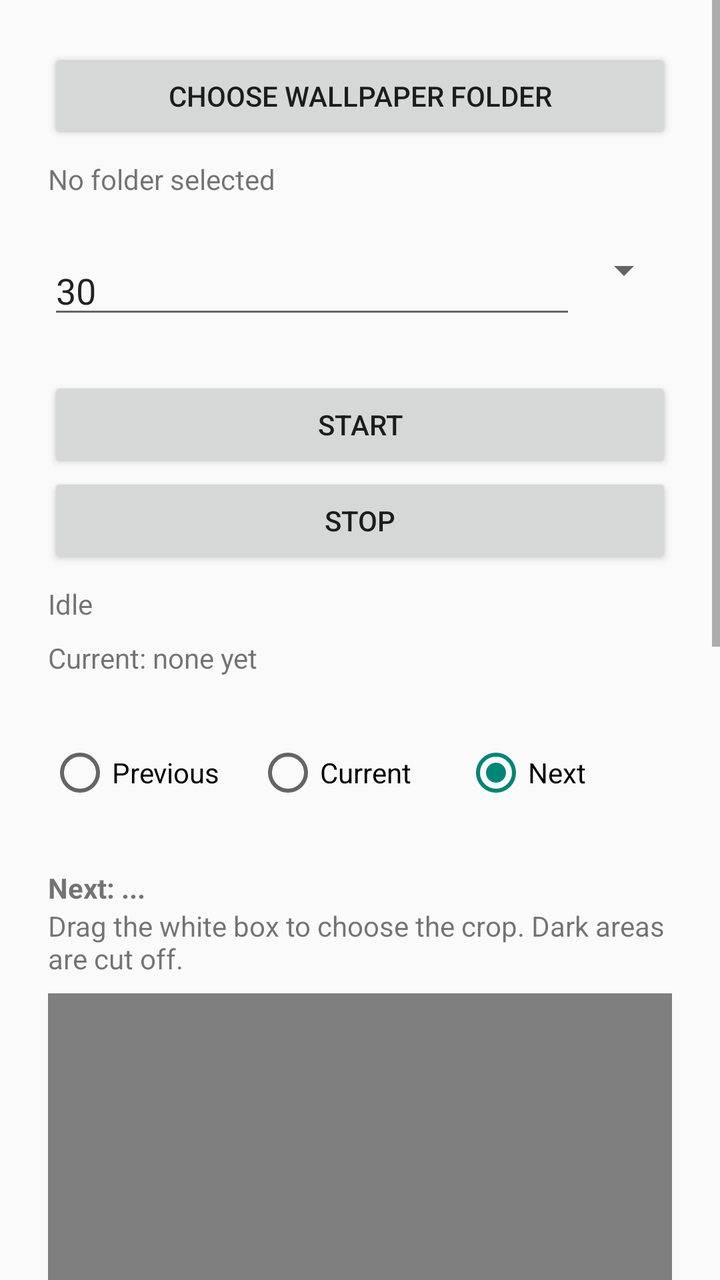
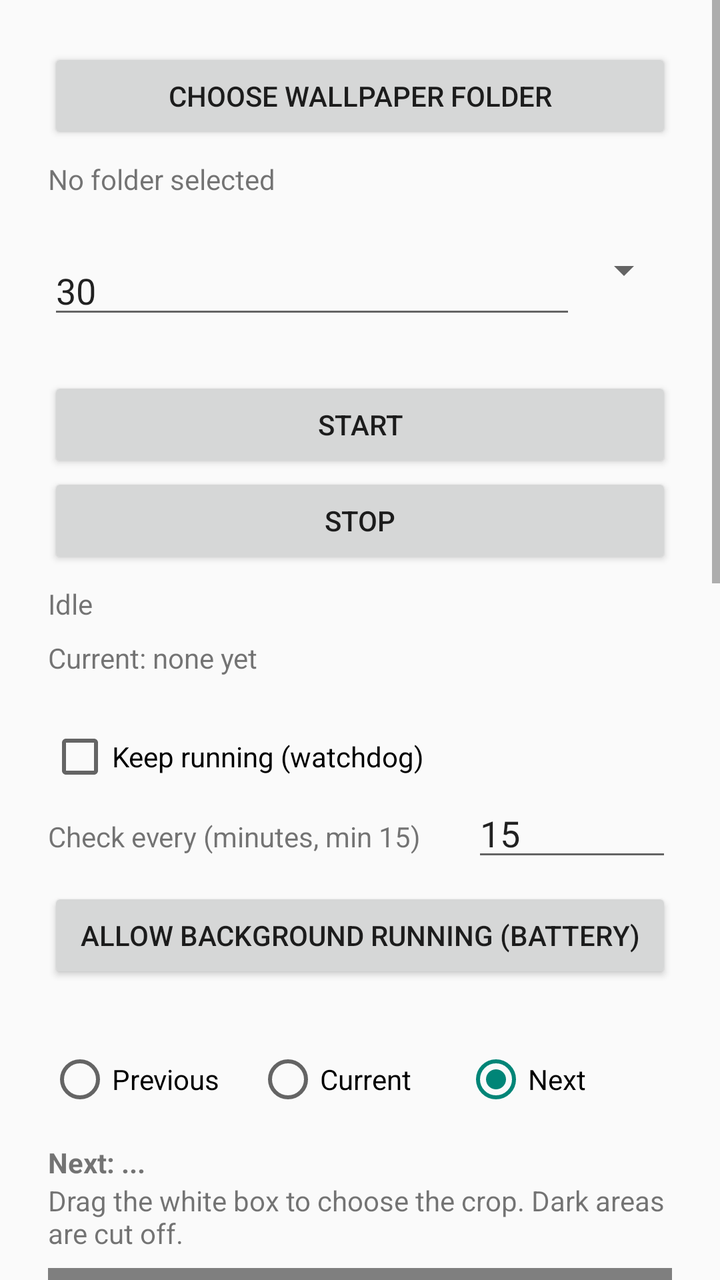

Compare the two renders of this Android layout. The source of the first and the diff that turns it into the second are given below.
<!-- AndroidManifest.xml: application theme android:Theme.Material.Light.DarkActionBar -->
<!-- res/layout/activity_main.xml -->
<?xml version="1.0" encoding="utf-8"?>
<ScrollView xmlns:android="http://schemas.android.com/apk/res/android"
    android:layout_width="match_parent"
    android:layout_height="match_parent">

    <LinearLayout
        android:layout_width="match_parent"
        android:layout_height="wrap_content"
        android:orientation="vertical"
        android:padding="24dp">

        <Button
            android:id="@+id/btnPickFolder"
            android:layout_width="match_parent"
            android:layout_height="wrap_content"
            android:text="Choose wallpaper folder" />

        <TextView
            android:id="@+id/tvFolder"
            android:layout_width="match_parent"
            android:layout_height="wrap_content"
            android:layout_marginTop="8dp"
            android:text="No folder selected" />

        <LinearLayout
            android:layout_width="match_parent"
            android:layout_height="wrap_content"
            android:layout_marginTop="24dp"
            android:orientation="horizontal">

            <EditText
                android:id="@+id/etDuration"
                android:layout_width="0dp"
                android:layout_height="wrap_content"
                android:layout_weight="1"
                android:hint="Change every..."
                android:inputType="number"
                android:text="30" />

            <Spinner
                android:id="@+id/spUnit"
                android:layout_width="wrap_content"
                android:layout_height="wrap_content" />
        </LinearLayout>

        <Button
            android:id="@+id/btnStart"
            android:layout_width="match_parent"
            android:layout_height="wrap_content"
            android:layout_marginTop="24dp"
            android:text="Start" />

        <Button
            android:id="@+id/btnStop"
            android:layout_width="match_parent"
            android:layout_height="wrap_content"
            android:text="Stop" />

        <TextView
            android:id="@+id/tvStatus"
            android:layout_width="match_parent"
            android:layout_height="wrap_content"
            android:layout_marginTop="8dp"
            android:text="Idle" />

        <TextView
            android:id="@+id/tvCurrent"
            android:layout_width="match_parent"
            android:layout_height="wrap_content"
            android:layout_marginTop="8dp"
            android:text="Current: none yet" />

        
        <RadioGroup
            android:id="@+id/rgPreview"
            android:layout_width="match_parent"
            android:layout_height="wrap_content"
            android:layout_marginTop="32dp"
            android:orientation="horizontal">

            <RadioButton
                android:id="@+id/rbPrev"
                android:layout_width="0dp"
                android:layout_height="wrap_content"
                android:layout_weight="1"
                android:text="Previous" />

            <RadioButton
                android:id="@+id/rbCur"
                android:layout_width="0dp"
                android:layout_height="wrap_content"
                android:layout_weight="1"
                android:text="Current" />

            <RadioButton
                android:id="@+id/rbNext"
                android:layout_width="0dp"
                android:layout_height="wrap_content"
                android:layout_weight="1"
                android:checked="true"
                android:text="Next" />
        </RadioGroup>
        <TextView
            android:id="@+id/tvNextName"
            android:layout_width="match_parent"
            android:layout_height="wrap_content"
            android:layout_marginTop="32dp"
            android:textStyle="bold"
            android:text="Next: ..." />

        <TextView
            android:layout_width="match_parent"
            android:layout_height="wrap_content"
            android:text="Drag the white box to choose the crop. Dark areas are cut off." />

        <ProgressBar
            android:id="@+id/pbPreview"
            style="?android:attr/progressBarStyle"
            android:layout_width="wrap_content"
            android:layout_height="wrap_content"
            android:layout_gravity="center_horizontal"
            android:layout_marginTop="8dp"
            android:visibility="gone" />

        <com.example.wallpaperchanger.CropPreviewView
            android:id="@+id/cropPreview"
            android:layout_width="match_parent"
            android:layout_height="320dp"
            android:layout_marginTop="8dp"
            android:background="#22888888" />

        <TextView
            android:id="@+id/tvCropInfo"
            android:layout_width="match_parent"
            android:layout_height="wrap_content"
            android:layout_marginTop="8dp"
            android:text="" />

        <TextView
            android:layout_width="match_parent"
            android:layout_height="wrap_content"
            android:layout_marginTop="12dp"
            android:text="Result on screen:" />

        <ImageView
            android:id="@+id/ivResult"
            android:layout_width="match_parent"
            android:layout_height="280dp"
            android:layout_marginTop="4dp"
            android:background="#22888888"
            android:scaleType="fitCenter" />

        <LinearLayout
            android:layout_width="match_parent"
            android:layout_height="wrap_content"
            android:layout_marginTop="8dp"
            android:orientation="horizontal">

            <Button
                android:id="@+id/btnSaveCrop"
                android:layout_width="0dp"
                android:layout_height="wrap_content"
                android:layout_weight="1"
                android:text="Save crop" />

            <Button
                android:id="@+id/btnResetCrop"
                android:layout_width="0dp"
                android:layout_height="wrap_content"
                android:layout_weight="1"
                android:text="Reset to center" />
        </LinearLayout>

        <TextView
            android:id="@+id/tvConfigPath"
            android:layout_width="match_parent"
            android:layout_height="wrap_content"
            android:layout_marginTop="12dp"
            android:textSize="12sp"
            android:text="" />
    </LinearLayout>
</ScrollView>
<!-- resources referenced by this layout -->
<resources>

</resources>

<!-- the commit's change to res/layout/activity_main.xml (unified diff, before → after) -->
@@ -71,6 +71,41 @@
             android:text="Current: none yet" />
 
         
+        <CheckBox
+            android:id="@+id/cbWatchdog"
+            android:layout_width="match_parent"
+            android:layout_height="wrap_content"
+            android:layout_marginTop="24dp"
+            android:text="Keep running (watchdog)" />
+
+        <LinearLayout
+            android:layout_width="match_parent"
+            android:layout_height="wrap_content"
+            android:orientation="horizontal">
+
+            <TextView
+                android:layout_width="0dp"
+                android:layout_height="wrap_content"
+                android:layout_weight="1"
+                android:gravity="center_vertical"
+                android:text="Check every (minutes, min 15)" />
+
+            <EditText
+                android:id="@+id/etWatchMinutes"
+                android:layout_width="100dp"
+                android:layout_height="wrap_content"
+                android:inputType="number"
+                android:text="15" />
+        </LinearLayout>
+
+        <Button
+            android:id="@+id/btnBattery"
+            android:layout_width="match_parent"
+            android:layout_height="wrap_content"
+            android:layout_marginTop="8dp"
+            android:text="Allow background running (battery)" />
+
+        
         <RadioGroup
             android:id="@+id/rgPreview"
             android:layout_width="match_parent"
@@ -100,11 +135,12 @@
                 android:checked="true"
                 android:text="Next" />
         </RadioGroup>
+
         <TextView
             android:id="@+id/tvNextName"
             android:layout_width="match_parent"
             android:layout_height="wrap_content"
-            android:layout_marginTop="32dp"
+            android:layout_marginTop="16dp"
             android:textStyle="bold"
             android:text="Next: ..." />
 
